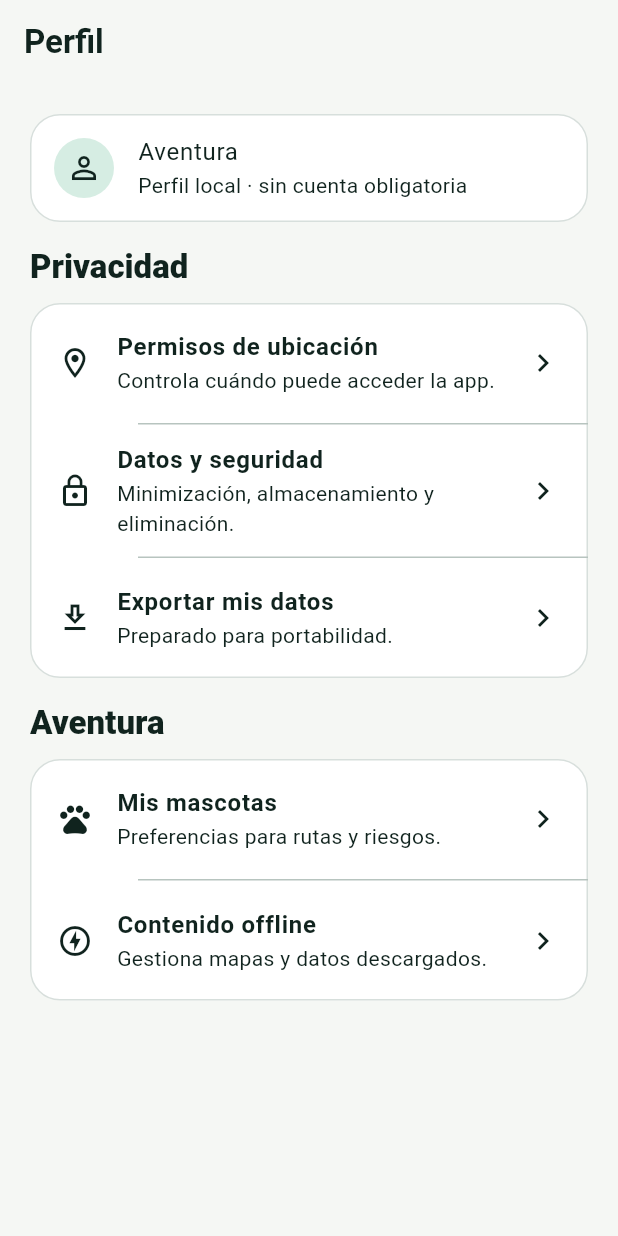
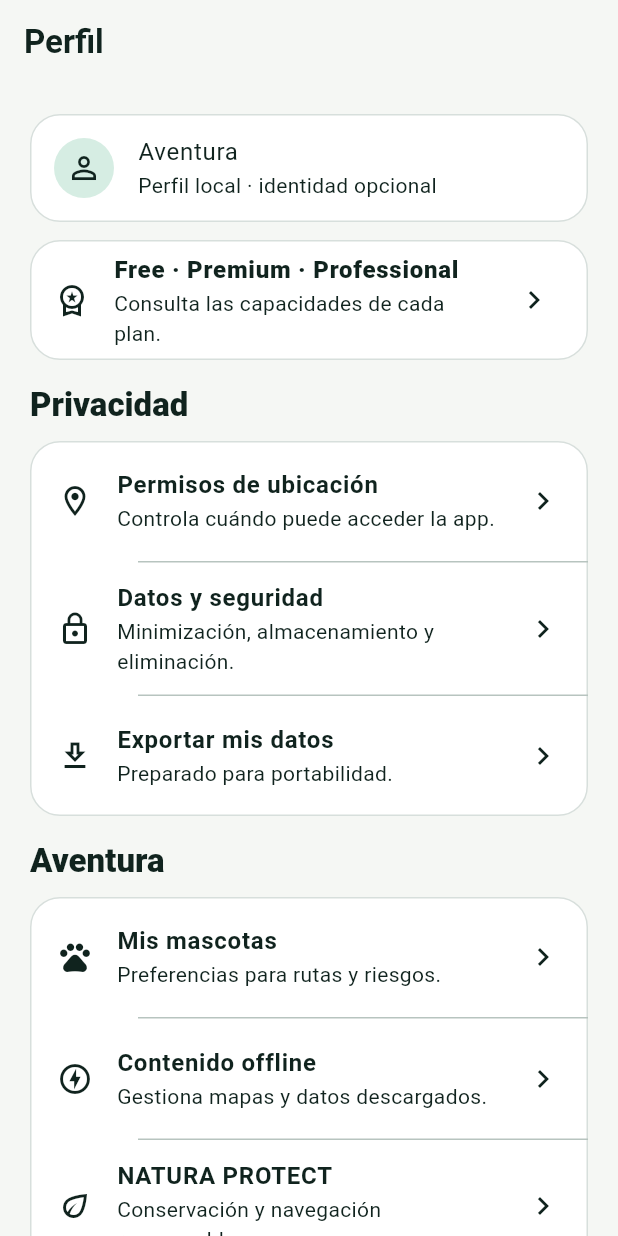
Before and after one commit to Baltas80/Espana-Outdoors, a Flutter app: the ProfilePage screen opened by its route, on a phone screen of 412 x 824 dp. Run offline on Flutter 3.47's test engine with Material 3 defaults, Android fonts, the phone set to English and light mode, and no system bars; our stand-ins replace file_picker, flutter_map, flutter_riverpod, geolocator, go_router, hive_ce_flutter and 1 more; missing offline and left inert: gpx; accounts and stored records are empty.

Commit message:
feat(profile): expose plans and Natura Protect

```diff
--- a/lib/features/profile/profile_page.dart
+++ b/lib/features/profile/profile_page.dart
@@ -1,4 +1,5 @@
 import 'package:flutter/material.dart';
+import 'package:go_router/go_router.dart';
 
 class ProfilePage extends StatelessWidget {
   const ProfilePage({super.key});
@@ -10,7 +11,23 @@ class ProfilePage extends StatelessWidget {
       body: ListView(
         padding: const EdgeInsets.all(20),
         children: [
-          Card(child: ListTile(leading: const CircleAvatar(child: Icon(Icons.person_outline)), title: const Text('Aventura'), subtitle: const Text('Perfil local · sin cuenta obligatoria'))),
+          Card(
+            child: ListTile(
+              leading: const CircleAvatar(child: Icon(Icons.person_outline)),
+              title: const Text('Aventura'),
+              subtitle: const Text('Perfil local · identidad opcional'),
+            ),
+          ),
+          const SizedBox(height: 12),
+          Card(
+            child: ListTile(
+              onTap: () => context.go('/plans'),
+              leading: const Icon(Icons.workspace_premium_outlined),
+              title: const Text('Free · Premium · Professional', style: TextStyle(fontWeight: FontWeight.w800)),
+              subtitle: const Text('Consulta las capacidades de cada plan.'),
+              trailing: const Icon(Icons.chevron_right),
+            ),
+          ),
           const SizedBox(height: 16),
           const _Section(title: 'Privacidad', items: [
             _Item(icon: Icons.location_on_outlined, title: 'Permisos de ubicación', subtitle: 'Controla cuándo puede acceder la app.'),
@@ -18,9 +35,10 @@ class ProfilePage extends StatelessWidget {
             _Item(icon: Icons.download_outlined, title: 'Exportar mis datos', subtitle: 'Preparado para portabilidad.'),
           ]),
           const SizedBox(height: 16),
-          const _Section(title: 'Aventura', items: [
-            _Item(icon: Icons.pets_outlined, title: 'Mis mascotas', subtitle: 'Preferencias para rutas y riesgos.'),
-            _Item(icon: Icons.offline_bolt_outlined, title: 'Contenido offline', subtitle: 'Gestiona mapas y datos descargados.'),
+          _Section(title: 'Aventura', items: [
+            _Item(icon: Icons.pets_outlined, title: 'Mis mascotas', subtitle: 'Preferencias para rutas y riesgos.', onTap: () => context.go('/pets')),
+            _Item(icon: Icons.offline_bolt_outlined, title: 'Contenido offline', subtitle: 'Gestiona mapas y datos descargados.', onTap: () => context.go('/offline')),
+            _Item(icon: Icons.eco_outlined, title: 'NATURA PROTECT', subtitle: 'Conservación y navegación responsable.', onTap: () => context.go('/natura')),
           ]),
         ],
       ),
@@ -34,15 +52,30 @@ class _Section extends StatelessWidget {
   final List<Widget> items;
 
   @override
-  Widget build(BuildContext context) => Column(crossAxisAlignment: CrossAxisAlignment.start, children: [Text(title, style: Theme.of(context).textTheme.titleLarge?.copyWith(fontWeight: FontWeight.w800)), const SizedBox(height: 10), Card(child: Column(children: [for (var i = 0; i < items.length; i++) ...[items[i], if (i != items.length - 1) const Divider(height: 1, indent: 72)]]))]);
+  Widget build(BuildContext context) => Column(
+        crossAxisAlignment: CrossAxisAlignment.start,
+        children: [
+          Text(title, style: Theme.of(context).textTheme.titleLarge?.copyWith(fontWeight: FontWeight.w800)),
+          const SizedBox(height: 10),
+          Card(child: Column(children: [for (var i = 0; i < items.length; i++) ...[items[i], if (i != items.length - 1) const Divider(height: 1, indent: 72)]])),
+        ],
+      );
 }
 
 class _Item extends StatelessWidget {
-  const _Item({required this.icon, required this.title, required this.subtitle});
+  const _Item({required this.icon, required this.title, required this.subtitle, this.onTap});
   final IconData icon;
   final String title;
   final String subtitle;
+  final VoidCallback? onTap;
 
   @override
-  Widget build(BuildContext context) => ListTile(contentPadding: const EdgeInsets.symmetric(horizontal: 18, vertical: 4), leading: Icon(icon), title: Text(title, style: const TextStyle(fontWeight: FontWeight.w700)), subtitle: Text(subtitle), trailing: const Icon(Icons.chevron_right));
+  Widget build(BuildContext context) => ListTile(
+        onTap: onTap,
+        contentPadding: const EdgeInsets.symmetric(horizontal: 18, vertical: 4),
+        leading: Icon(icon),
+        title: Text(title, style: const TextStyle(fontWeight: FontWeight.w700)),
+        subtitle: Text(subtitle),
+        trailing: const Icon(Icons.chevron_right),
+      );
 }
```
